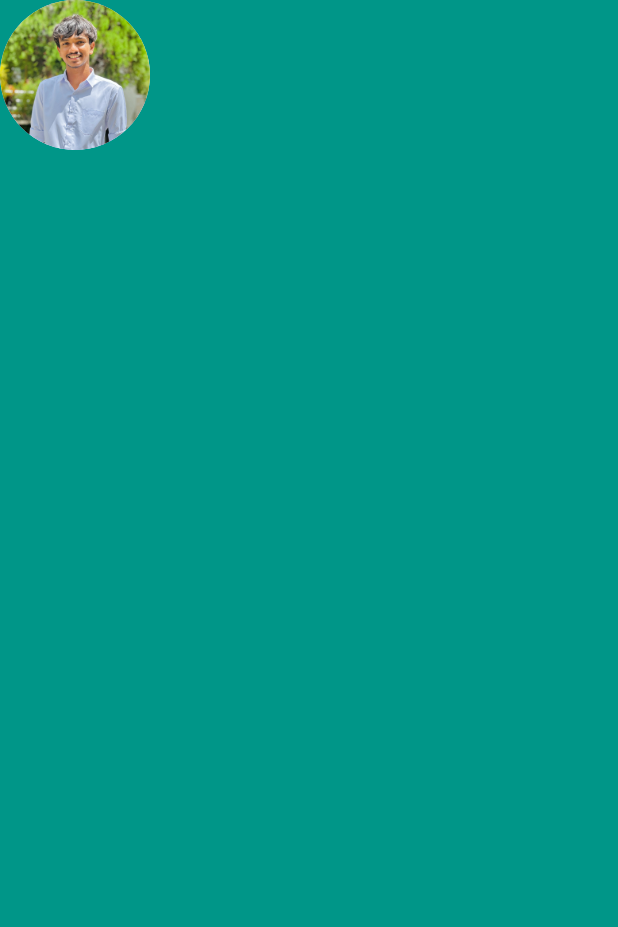
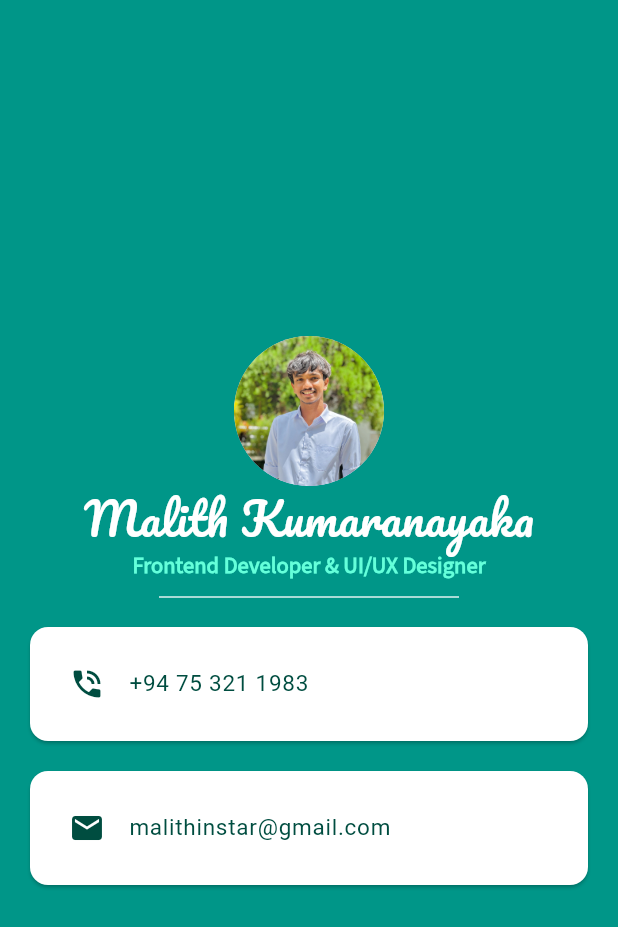
Before and after one commit to malith45/mi_card_flutter_app, a Flutter app: the screen it shows after launch, on a phone screen of 412 x 824 dp. Shown: the top 927 px of the screen. Run offline on Flutter 3.47's test engine with Material 3 defaults, Android fonts, the phone set to English and light mode, and no system bars; Roboto replaces fonts that are missing (SourceSerif3).

Commit message:
Completed all the coding.

```diff
--- a/lib/main.dart
+++ b/lib/main.dart
@@ -9,15 +9,76 @@ class MyApp extends StatelessWidget {
 
   @override
   Widget build(BuildContext context) {
-    return const MaterialApp(
+    return MaterialApp(
         home: Scaffold(
       backgroundColor: Colors.teal,
       body: SafeArea(
         child: Column(
+          mainAxisAlignment: MainAxisAlignment.center,
           children: [
-            CircleAvatar(
+            const CircleAvatar(
               radius: 50,
               backgroundImage: AssetImage('images/profile.jpg'),
+            ),
+            const Text(
+              'Malith Kumaranayaka',
+              style: TextStyle(
+                  fontSize: 30,
+                  color: Colors.white,
+                  fontWeight: FontWeight.w400,
+                  fontFamily: 'Pacifico'),
+            ),
+            const Text(
+              'Frontend Developer & UI/UX Designer',
+              style: TextStyle(
+                  fontFamily: 'SourceSans3',
+                  color: Colors.tealAccent,
+                  fontSize: 15,
+                  letterSpacing: 0.05,
+                  fontWeight: FontWeight.w700),
+            ),
+            SizedBox(
+              height: 20,
+              width: 200,
+              child: Divider(
+                color: Colors.teal[50],
+              ),
+            ),
+            Card(
+              color: Colors.white,
+              margin: const EdgeInsets.symmetric(horizontal: 20, vertical: 10),
+              child: Padding(
+                padding: const EdgeInsets.all(10),
+                child: ListTile(
+                  leading: Icon(Icons.phone_in_talk, color: Colors.teal[900]),
+                  title: Text(
+                    '+94 75 321 1983',
+                    style: TextStyle(
+                        fontFamily: 'SourceSerif3',
+                        fontWeight: FontWeight.w400,
+                        color: Colors.teal[900],
+                        fontSize: 15),
+                  ),
+                ),
+              ),
+            ),
+            Card(
+              color: Colors.white,
+              margin: const EdgeInsets.symmetric(horizontal: 20, vertical: 10),
+              child: Padding(
+                padding: const EdgeInsets.all(10),
+                child: ListTile(
+                  leading: Icon(Icons.mail, color: Colors.teal[900]),
+                  title: Text(
+                    'malithinstar@gmail.com',
+                    style: TextStyle(
+                        fontFamily: 'SourceSerif3',
+                        fontWeight: FontWeight.w400,
+                        color: Colors.teal[900],
+                        fontSize: 15),
+                  ),
+                ),
+              ),
             )
           ],
         ),
```
Also changed, not shown: pubspec.yaml (+7 -25 lines), fonts/Pacifico-Regular.ttf (added), fonts/SourceSans3-Regular.ttf (added).
